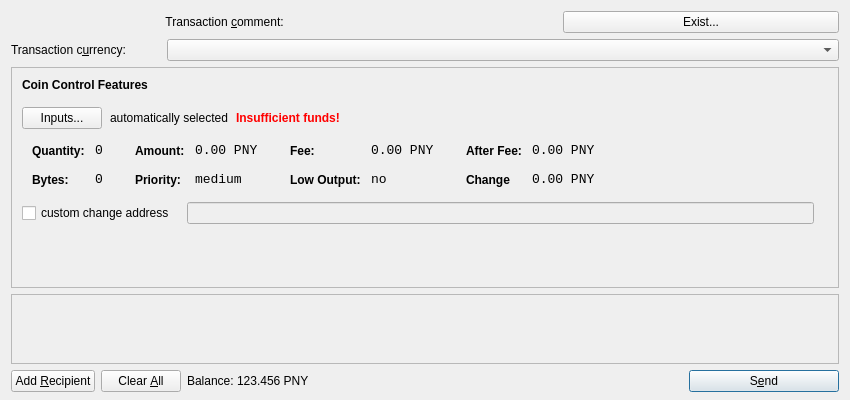
This is src/qt/forms/sendcoinsdialog.ui in PonyDev/PonyCoin as Qt 5 draws it before an edit. The edited form follows.
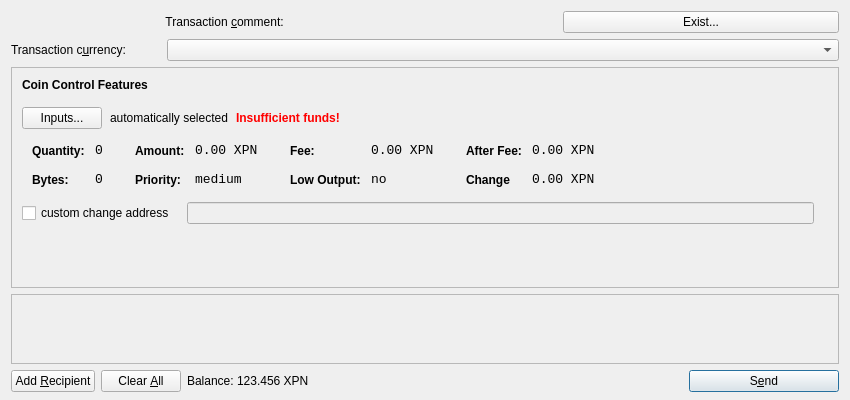
This is the edited form. Icons and pictures are not drawn. Custom widgets are drawn as their Qt base class.

```diff
--- a/src/qt/forms/sendcoinsdialog.ui
+++ b/src/qt/forms/sendcoinsdialog.ui
@@ -384,7 +384,7 @@
                   <enum>Qt::ActionsContextMenu</enum>
                  </property>
                  <property name="text">
-                  <string>0.00 PNY</string>
+                  <string>0.00 XPN</string>
                  </property>
                  <property name="textInteractionFlags">
                   <set>Qt::LinksAccessibleByMouse|Qt::TextSelectableByKeyboard|Qt::TextSelectableByMouse</set>
@@ -470,7 +470,7 @@
                   <enum>Qt::ActionsContextMenu</enum>
                  </property>
                  <property name="text">
-                  <string>0.00 PNY</string>
+                  <string>0.00 XPN</string>
                  </property>
                  <property name="textInteractionFlags">
                   <set>Qt::LinksAccessibleByMouse|Qt::TextSelectableByKeyboard|Qt::TextSelectableByMouse</set>
@@ -556,7 +556,7 @@
                   <enum>Qt::ActionsContextMenu</enum>
                  </property>
                  <property name="text">
-                  <string>0.00 PNY</string>
+                  <string>0.00 XPN</string>
                  </property>
                  <property name="textInteractionFlags">
                   <set>Qt::LinksAccessibleByMouse|Qt::TextSelectableByKeyboard|Qt::TextSelectableByMouse</set>
@@ -588,7 +588,7 @@
                   <enum>Qt::ActionsContextMenu</enum>
                  </property>
                  <property name="text">
-                  <string>0.00 PNY</string>
+                  <string>0.00 XPN</string>
                  </property>
                  <property name="textInteractionFlags">
                   <set>Qt::LinksAccessibleByMouse|Qt::TextSelectableByKeyboard|Qt::TextSelectableByMouse</set>
@@ -795,7 +795,7 @@
           <cursorShape>IBeamCursor</cursorShape>
          </property>
          <property name="text">
-          <string>123.456 PNY</string>
+          <string>123.456 XPN</string>
          </property>
          <property name="textInteractionFlags">
           <set>Qt::LinksAccessibleByMouse|Qt::TextSelectableByKeyboard|Qt::TextSelectableByMouse</set>
```
